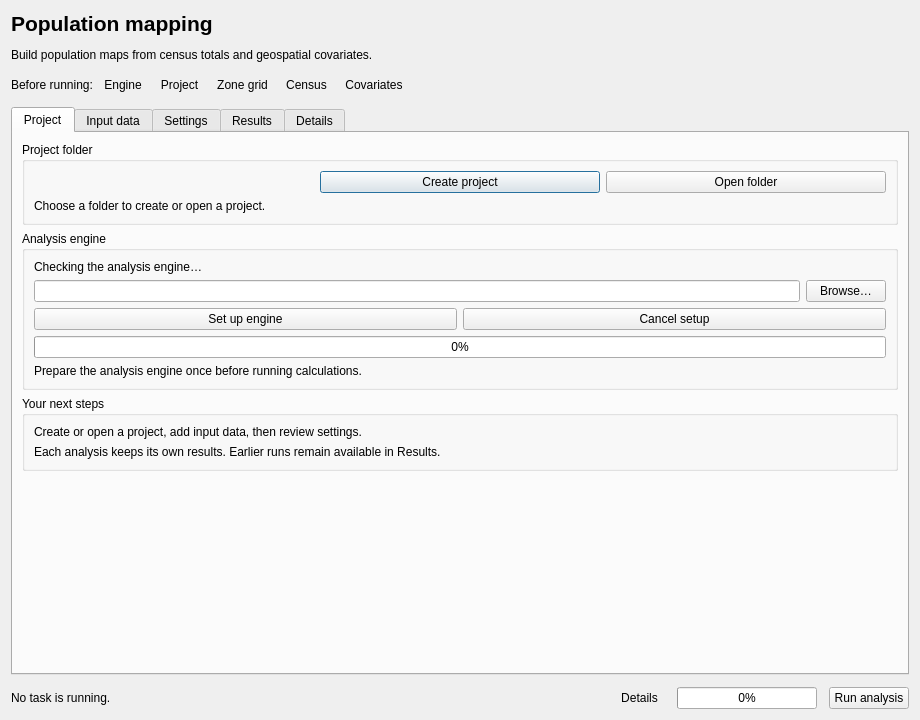
Old version of the form gui/forms/main_dialog.ui in the repository wpgp/QGIS-pypopRF.
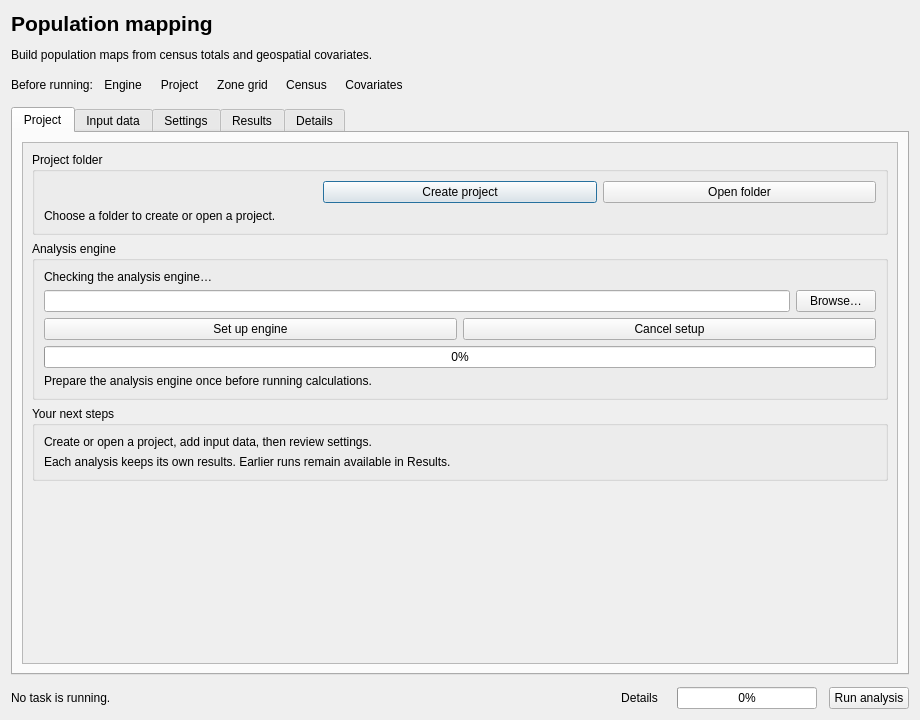
New version of the form. Custom widgets are drawn as their Qt base class.

The edit to the form file:
```diff
--- a/gui/forms/main_dialog.ui
+++ b/gui/forms/main_dialog.ui
@@ -147,7 +147,12 @@
             <attribute name="title">
               <string>Project</string>
             </attribute>
-            <layout class="QVBoxLayout" name="projectLayout">
+            <layout class="QVBoxLayout" name="projectTabLayout">
+              <item>
+                <widget class="QScrollArea" name="projectScrollArea">
+                  <property name="widgetResizable"><bool>true</bool></property>
+                  <widget class="QWidget" name="projectContents">
+                    <layout class="QVBoxLayout" name="projectLayout">
               <item>
                 <widget class="QGroupBox" name="projectGroup">
                   <property name="title">
@@ -301,6 +306,10 @@
                     </size>
                   </property>
                 </spacer>
+              </item>
+                    </layout>
+                  </widget>
+                </widget>
               </item>
             </layout>
           </widget>
```
